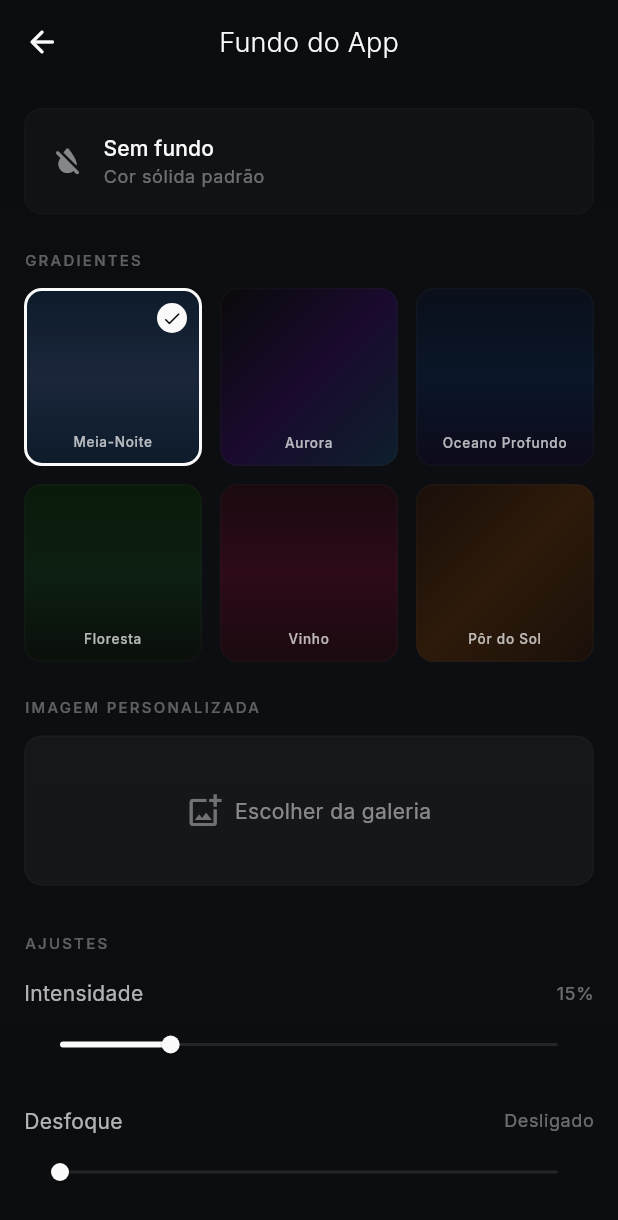
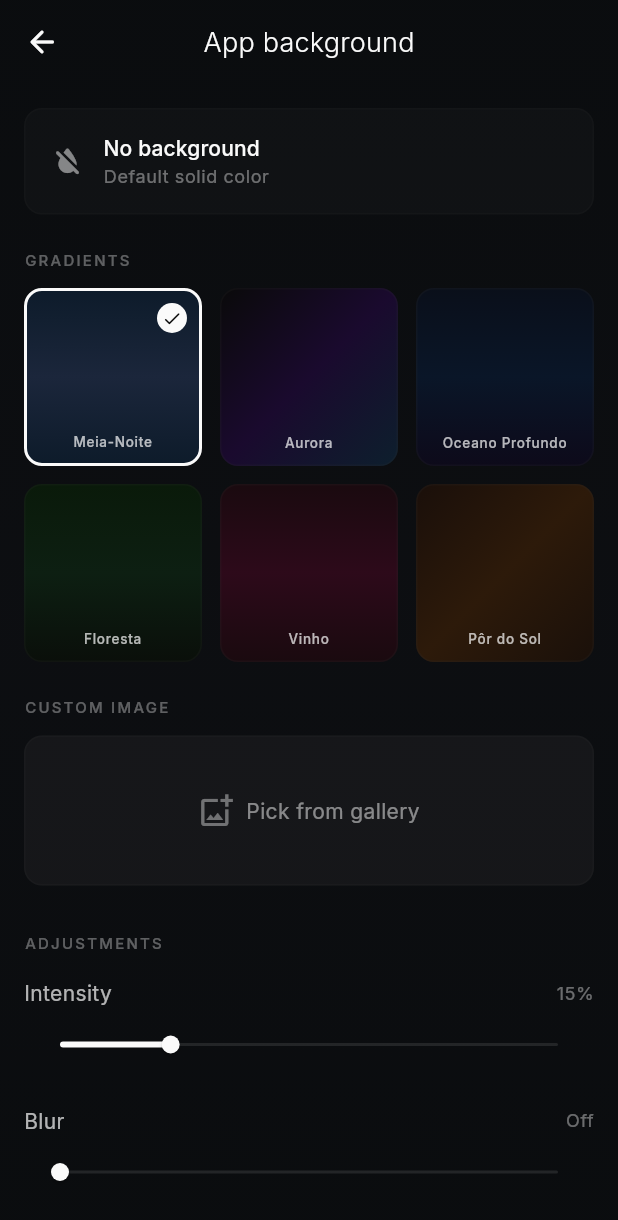
Before and after one commit to Elcidio-oficial/constanza-player, a Flutter app: the BackgroundSettingsPage screen opened directly, after a tap on "Meia-Noite", on a phone screen of 412 x 824 dp. Shown: the top 1220 px of the screen. Run offline on Flutter 3.47's test engine with Material 3 defaults, Android fonts, the phone set to English and light mode, and no system bars; our stand-ins replace audio_service, cached_network_image, equatable, flutter_animate, flutter_riverpod, go_router and 7 more; missing offline and left inert: audio_session; accounts and stored records are empty; generated files the repository leaves out were written again.

Commit message:
feat(i18n): Onda 5 — NP colors, background settings, library detail titles
ARBs ampliados (+30 chaves)
- npColor: sheetSubtitle + degrade/gradient descriptions
- customNp: title/subtitle/toggle + 3 cores
- bgSettings: 14 chaves (title, none, gradients, image header, current,
  change image, gallery, adjustments, intensity, blur, off, snackbars)
- duplicates/history/statistics/genres/composers: empty states + titles

Settings dialogs
- _showNowPlayingColorStyleDialog: título, subtítulo, descrições das opções
- _CustomNpColorsSheet: título/subtítulo/toggle + 3 labels (Dominante,
  Secundária, Fundo)

Background settings page
- AppBar title, "Sem fundo" tile, GRADIENTES/IMAGEM PERSONALIZADA headers
- "Atual" badge, botão Trocar/Escolher imagem
- AJUSTES + sliders Intensidade/Desfoque (Off)
- Snackbars de sucesso/erro ao escolher imagem

Library detail pages
- GenresPage: título "Gêneros"
- ComposersPage: título "Compositores"
- HistoryPage: título "Histórico"
- StatisticsPage: título "Estatísticas"
- DuplicatesPage: título (reusa settingsDuplicates)

flutter analyze 0 issues; build release 60.0 MB com R8.

Co-Authored-By: Claude Opus 4.7 <noreply@anthropic.com>

```diff
--- a/lib/l10n/app_en.arb
+++ b/lib/l10n/app_en.arb
@@ -460,5 +460,40 @@
   "settingsSleepTitle": "Sleep timer",
   "aboutDialogClose": "Close",
   "aboutDialogTagline": "Your music. Your silence. Your moment.",
-  "aboutDialogMadeBy": "Developed with ♡ by"
+  "aboutDialogMadeBy": "Developed with ♡ by",
+
+  "npColorSheetSubtitle": "Pick a background color style",
+  "npColorOptionDegradeDesc": "Smooth fade from a dominant color to black",
+  "npColorOptionGradientDesc": "Multiple cover colors in a fluid radial gradient",
+
+  "customNpTitle": "Now Playing colors",
+  "customNpSubtitle": "Customize player background colors",
+  "customNpToggle": "Use custom colors",
+  "customNpToggleOnDesc": "Custom colors active",
+  "customNpToggleOffDesc": "Colors extracted from cover",
+  "customNpDominant": "Dominant color",
+  "customNpSecondary": "Secondary color",
+  "customNpBackground": "Background color",
+
+  "bgSettingsTitle": "App background",
+  "bgSettingsNoneTitle": "No background",
+  "bgSettingsNoneSubtitle": "Default solid color",
+  "bgSettingsGradientsHeader": "GRADIENTS",
+  "bgSettingsCustomImageHeader": "CUSTOM IMAGE",
+  "bgSettingsCurrent": "Current",
+  "bgSettingsChangeImage": "Change image",
+  "bgSettingsPickFromGallery": "Pick from gallery",
+  "bgSettingsAdjustments": "ADJUSTMENTS",
+  "bgSettingsIntensity": "Intensity",
+  "bgSettingsBlur": "Blur",
+  "bgSettingsBlurOff": "Off",
+  "bgSettingsImageUpdated": "Background updated",
+  "bgSettingsImageError": "Could not pick image",
+
+  "duplicatesNoDuplicates": "No duplicates",
+  "duplicatesScanning": "Scanning…",
+  "historyEmpty": "No playback history yet",
+  "statisticsEmpty": "Not enough data yet",
+  "genresEmpty": "No genre tags found",
+  "composersEmpty": "No composer tags found"
 }
--- a/lib/presentation/pages/library/composers_page.dart
+++ b/lib/presentation/pages/library/composers_page.dart
@@ -1,5 +1,6 @@
 import 'package:flutter/material.dart';
 import 'package:flutter_riverpod/flutter_riverpod.dart';
+import 'package:constanza_player/l10n/gen/app_localizations.dart';
 import 'package:constanza_player/core/theme/app_spacing.dart';
 import 'package:constanza_player/core/utils/background_helper.dart';
 import 'package:constanza_player/core/utils/app_page_route.dart';
@@ -24,7 +25,7 @@ class ComposersPage extends ConsumerWidget {
         backgroundColor: Colors.transparent,
         appBar: AppBar(
           title: Text(
-            'Compositores',
+            AppLocalizations.of(context).composersTitle,
             style: theme.textTheme.titleLarge?.copyWith(
               fontWeight: FontWeight.w600,
             ),
--- a/lib/presentation/pages/library/duplicates_page.dart
+++ b/lib/presentation/pages/library/duplicates_page.dart
@@ -1,5 +1,6 @@
 import 'package:flutter/material.dart';
 import 'package:flutter_riverpod/flutter_riverpod.dart';
+import 'package:constanza_player/l10n/gen/app_localizations.dart';
 import 'package:constanza_player/core/theme/app_spacing.dart';
 import 'package:constanza_player/domain/entities/song.dart';
 import 'package:constanza_player/presentation/providers/library_provider.dart';
@@ -141,7 +142,7 @@ class _DuplicatesPageState extends ConsumerState<DuplicatesPage> {
       backgroundColor: colors.surface,
       appBar: AppBar(
         backgroundColor: Colors.transparent,
-        title: const Text('Músicas Duplicadas'),
+        title: Text(AppLocalizations.of(context).settingsDuplicates),
         actions: [
           if (!_isScanning && _groups.isNotEmpty)
             IconButton(
--- a/lib/presentation/pages/library/genres_page.dart
+++ b/lib/presentation/pages/library/genres_page.dart
@@ -1,5 +1,6 @@
 import 'package:flutter/material.dart';
 import 'package:flutter_riverpod/flutter_riverpod.dart';
+import 'package:constanza_player/l10n/gen/app_localizations.dart';
 import 'package:constanza_player/core/theme/app_spacing.dart';
 import 'package:constanza_player/core/utils/background_helper.dart';
 import 'package:constanza_player/core/utils/app_page_route.dart';
@@ -24,7 +25,7 @@ class GenresPage extends ConsumerWidget {
         backgroundColor: Colors.transparent,
         appBar: AppBar(
           title: Text(
-            'Gêneros',
+            AppLocalizations.of(context).genresTitle,
             style: theme.textTheme.titleLarge?.copyWith(
               fontWeight: FontWeight.w600,
             ),
--- a/lib/presentation/pages/library/history_page.dart
+++ b/lib/presentation/pages/library/history_page.dart
@@ -1,5 +1,6 @@
 import 'package:flutter/material.dart';
 import 'package:flutter_riverpod/flutter_riverpod.dart';
+import 'package:constanza_player/l10n/gen/app_localizations.dart';
 import 'package:constanza_player/core/theme/app_spacing.dart';
 import 'package:constanza_player/core/utils/background_helper.dart';
 import 'package:constanza_player/presentation/providers/library_provider.dart';
@@ -26,7 +27,7 @@ class HistoryPage extends ConsumerWidget {
         backgroundColor: Colors.transparent,
         appBar: AppBar(
           title: Text(
-            'Historico',
+            AppLocalizations.of(context).historyTitle,
             style: theme.textTheme.titleLarge?.copyWith(
               fontWeight: FontWeight.w600,
             ),
--- a/lib/presentation/pages/library/statistics_page.dart
+++ b/lib/presentation/pages/library/statistics_page.dart
@@ -1,5 +1,6 @@
 import 'package:flutter/material.dart';
 import 'package:flutter_riverpod/flutter_riverpod.dart';
+import 'package:constanza_player/l10n/gen/app_localizations.dart';
 import 'package:constanza_player/core/theme/app_spacing.dart';
 import 'package:constanza_player/core/utils/background_helper.dart';
 import 'package:constanza_player/presentation/providers/library_provider.dart';
@@ -58,7 +59,7 @@ class StatisticsPage extends ConsumerWidget {
         backgroundColor: Colors.transparent,
         appBar: AppBar(
           title: Text(
-            'Estatisticas',
+            AppLocalizations.of(context).statisticsTitle,
             style: theme.textTheme.titleLarge?.copyWith(
               fontWeight: FontWeight.w600,
             ),
--- a/lib/presentation/pages/settings/background_settings_page.dart
+++ b/lib/presentation/pages/settings/background_settings_page.dart
@@ -3,6 +3,7 @@ import 'package:flutter/material.dart';
 import 'package:flutter_riverpod/flutter_riverpod.dart';
 import 'package:image_picker/image_picker.dart';
 import 'package:path_provider/path_provider.dart';
+import 'package:constanza_player/l10n/gen/app_localizations.dart';
 import 'package:constanza_player/core/theme/app_backgrounds.dart';
 import 'package:constanza_player/core/theme/app_spacing.dart';
 import 'package:constanza_player/presentation/providers/theme_provider.dart';
@@ -21,6 +22,7 @@ class BackgroundSettingsPage extends ConsumerWidget {
     final themeState = ref.watch(themeProvider);
     final notifier = ref.read(themeProvider.notifier);
     final isDark = Theme.of(context).brightness == Brightness.dark;
+    final l10n = AppLocalizations.of(context);
 
     final availableGradients = isDark
         ? AppBackgrounds.darkGradients
@@ -32,7 +34,7 @@ class BackgroundSettingsPage extends ConsumerWidget {
         appBar: AppBar(
           backgroundColor: BackgroundHelper.appBarColor(colors, themeState),
           title: Text(
-            'Fundo do App',
+            l10n.bgSettingsTitle,
             style: theme.textTheme.titleLarge?.copyWith(
               fontWeight: FontWeight.w300,
             ),
@@ -47,8 +49,8 @@ class BackgroundSettingsPage extends ConsumerWidget {
           children: [
             // Sem fundo
             _OptionTile(
-              title: 'Sem fundo',
-              subtitle: 'Cor sólida padrão',
+              title: l10n.bgSettingsNoneTitle,
+              subtitle: l10n.bgSettingsNoneSubtitle,
               icon: Icons.format_color_reset_rounded,
               isSelected: themeState.backgroundType == BackgroundType.none,
               onTap: () => notifier.setBackgroundNone(),
@@ -60,7 +62,7 @@ class BackgroundSettingsPage extends ConsumerWidget {
 
             // Gradientes
             Text(
-              'GRADIENTES',
+              l10n.bgSettingsGradientsHeader,
               style: theme.textTheme.labelSmall?.copyWith(
                 color: colors.onSurface.withValues(alpha: 0.35),
                 letterSpacing: 1.5,
@@ -140,7 +142,7 @@ class BackgroundSettingsPage extends ConsumerWidget {
 
             // Imagem personalizada
             Text(
-              'IMAGEM PERSONALIZADA',
+              l10n.bgSettingsCustomImageHeader,
               style: theme.textTheme.labelSmall?.copyWith(
                 color: colors.onSurface.withValues(alpha: 0.35),
                 letterSpacing: 1.5,
@@ -194,9 +196,12 @@ class BackgroundSettingsPage extends ConsumerWidget {
                             AppSpacing.radiusSm,
                           ),
                         ),
-                        child: const Text(
-                          'Atual',
-                          style: TextStyle(color: Colors.white, fontSize: 10),
+                        child: Text(
+                          l10n.bgSettingsCurrent,
+                          style: const TextStyle(
+                            color: Colors.white,
+                            fontSize: 10,
+                          ),
                         ),
                       ),
                     ),
@@ -230,8 +235,8 @@ class BackgroundSettingsPage extends ConsumerWidget {
                       const SizedBox(width: AppSpacing.xs),
                       Text(
                         themeState.hasImageBackground
-                            ? 'Trocar imagem'
-                            : 'Escolher da galeria',
+                            ? l10n.bgSettingsChangeImage
+                            : l10n.bgSettingsPickFromGallery,
                         style: theme.textTheme.bodyMedium?.copyWith(
                           color: colors.onSurface.withValues(alpha: 0.5),
                         ),
@@ -246,7 +251,7 @@ class BackgroundSettingsPage extends ConsumerWidget {
             if (themeState.hasBackground) ...[
               const SizedBox(height: AppSpacing.xl),
               Text(
-                'AJUSTES',
+                l10n.bgSettingsAdjustments,
                 style: theme.textTheme.labelSmall?.copyWith(
                   color: colors.onSurface.withValues(alpha: 0.35),
                   letterSpacing: 1.5,
@@ -254,7 +259,7 @@ class BackgroundSettingsPage extends ConsumerWidget {
               ),
               const SizedBox(height: AppSpacing.md),
               _SliderSetting(
-                label: 'Intensidade',
+                label: l10n.bgSettingsIntensity,
                 value: themeState.backgroundOpacity,
                 min: 0.05,
                 max: 0.5,
@@ -266,12 +271,12 @@ class BackgroundSettingsPage extends ConsumerWidget {
               ),
               const SizedBox(height: AppSpacing.md),
               _SliderSetting(
-                label: 'Desfoque',
+                label: l10n.bgSettingsBlur,
                 value: themeState.backgroundBlur,
                 min: 0,
                 max: 25,
                 displayValue: themeState.backgroundBlur == 0
-                    ? 'Desligado'
+                    ? l10n.bgSettingsBlurOff
                     : '${themeState.backgroundBlur.round()}',
                 onChanged: notifier.setBackgroundBlur,
                 colors: colors,
@@ -330,7 +335,7 @@ class BackgroundSettingsPage extends ConsumerWidget {
       if (context.mounted) {
         ScaffoldMessenger.of(context).showSnackBar(
           SnackBar(
-            content: const Text('Fundo atualizado com sucesso'),
+            content: Text(AppLocalizations.of(context).bgSettingsImageUpdated),
             duration: const Duration(seconds: 2),
           ),
         );
@@ -339,7 +344,7 @@ class BackgroundSettingsPage extends ConsumerWidget {
       if (context.mounted) {
         ScaffoldMessenger.of(context).showSnackBar(
           SnackBar(
-            content: const Text('Erro ao selecionar imagem'),
+            content: Text(AppLocalizations.of(context).bgSettingsImageError),
             backgroundColor: colors.error,
             duration: const Duration(seconds: 2),
           ),
```
Also changed, not shown: lib/l10n/app_pt.arb (+36 -1 lines), lib/presentation/pages/settings/settings_page.dart (+19 -15 lines).
